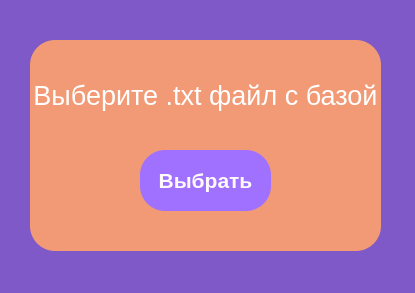
The window that GUI/initial.ui (juliaRual/solve-tests) describes before a commit, drawn with Qt 5.
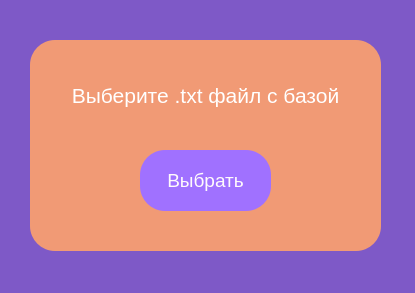
The same window after the commit.

```diff
--- a/GUI/initial.ui
+++ b/GUI/initial.ui
@@ -48,7 +48,7 @@
     <property name="font">
      <font>
       <family>Tahoma</family>
-      <pointsize>20</pointsize>
+      <pointsize>16</pointsize>
      </font>
     </property>
     <property name="styleSheet">
@@ -73,8 +73,8 @@
     <property name="font">
      <font>
       <family>Tahoma</family>
-      <pointsize>16</pointsize>
-      <bold>true</bold>
+      <pointsize>14</pointsize>
+      <bold>false</bold>
      </font>
     </property>
     <property name="styleSheet">
```
